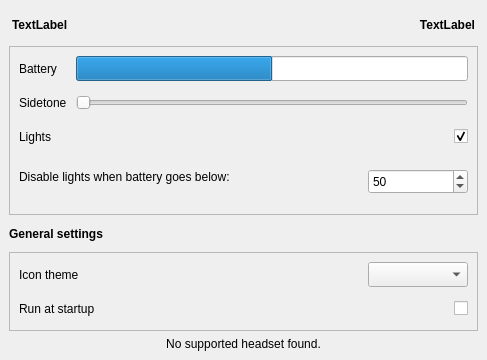
Qt form src/designer/ui_mainwindow.ui (Odizinne/HeadsetControl-Qt) before a commit.
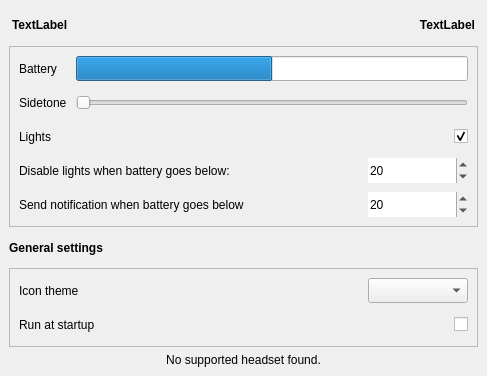
The same form after that commit.

Commit message: added option to send notification on selected battery threshold

Patch:
```diff
--- a/src/designer/ui_mainwindow.ui
+++ b/src/designer/ui_mainwindow.ui
@@ -7,7 +7,7 @@
     <x>0</x>
     <y>0</y>
     <width>487</width>
-    <height>344</height>
+    <height>376</height>
    </rect>
   </property>
   <property name="sizePolicy">
@@ -75,38 +75,6 @@
        <property name="spacing">
         <number>9</number>
        </property>
-       <item row="2" column="2" rowspan="4">
-        <widget class="QSpinBox" name="lightBatterySpinbox">
-         <property name="minimumSize">
-          <size>
-           <width>100</width>
-           <height>25</height>
-          </size>
-         </property>
-         <property name="frame">
-          <bool>true</bool>
-         </property>
-         <property name="maximum">
-          <number>100</number>
-         </property>
-         <property name="value">
-          <number>50</number>
-         </property>
-        </widget>
-       </item>
-       <item row="2" column="0" rowspan="3">
-        <widget class="QLabel" name="lightBatteryLabel">
-         <property name="minimumSize">
-          <size>
-           <width>0</width>
-           <height>25</height>
-          </size>
-         </property>
-         <property name="text">
-          <string>Disable lights when battery goes below:</string>
-         </property>
-        </widget>
-       </item>
        <item row="1" column="2">
         <widget class="QCheckBox" name="ledBox">
          <property name="minimumSize">
@@ -129,7 +97,7 @@
          </property>
         </widget>
        </item>
-       <item row="1" column="0">
+       <item row="1" column="0" colspan="2">
         <widget class="QLabel" name="ledLabel">
          <property name="minimumSize">
           <size>
@@ -207,6 +175,73 @@
          </item>
         </layout>
        </item>
+       <item row="2" column="0">
+        <widget class="QLabel" name="lightBatteryLabel">
+         <property name="minimumSize">
+          <size>
+           <width>0</width>
+           <height>25</height>
+          </size>
+         </property>
+         <property name="text">
+          <string>Disable lights when battery goes below:</string>
+         </property>
+        </widget>
+       </item>
+       <item row="2" column="2">
+        <widget class="QSpinBox" name="lightBatterySpinbox">
+         <property name="minimumSize">
+          <size>
+           <width>100</width>
+           <height>25</height>
+          </size>
+         </property>
+         <property name="frame">
+          <bool>false</bool>
+         </property>
+         <property name="minimum">
+          <number>0</number>
+         </property>
+         <property name="maximum">
+          <number>100</number>
+         </property>
+         <property name="value">
+          <number>20</number>
+         </property>
+        </widget>
+       </item>
+       <item row="3" column="0">
+        <widget class="QLabel" name="notification_label">
+         <property name="minimumSize">
+          <size>
+           <width>0</width>
+           <height>25</height>
+          </size>
+         </property>
+         <property name="text">
+          <string>Send notification when battery goes below</string>
+         </property>
+        </widget>
+       </item>
+       <item row="3" column="2">
+        <widget class="QSpinBox" name="notificationBatterySpinbox">
+         <property name="minimumSize">
+          <size>
+           <width>100</width>
+           <height>25</height>
+          </size>
+         </property>
+         <property name="frame">
+          <bool>false</bool>
+         </property>
+         <property name="minimum">
+          <number>0</number>
+         </property>
+         <property name="value">
+          <number>20</number>
+         </property>
+        </widget>
+       </item>
        <item row="2" column="1">
         <spacer name="horizontalSpacer">
          <property name="orientation">
```
Left out of the diff: 296 changed lines with no effect on the pictures. The commit also changes 3 other files.
